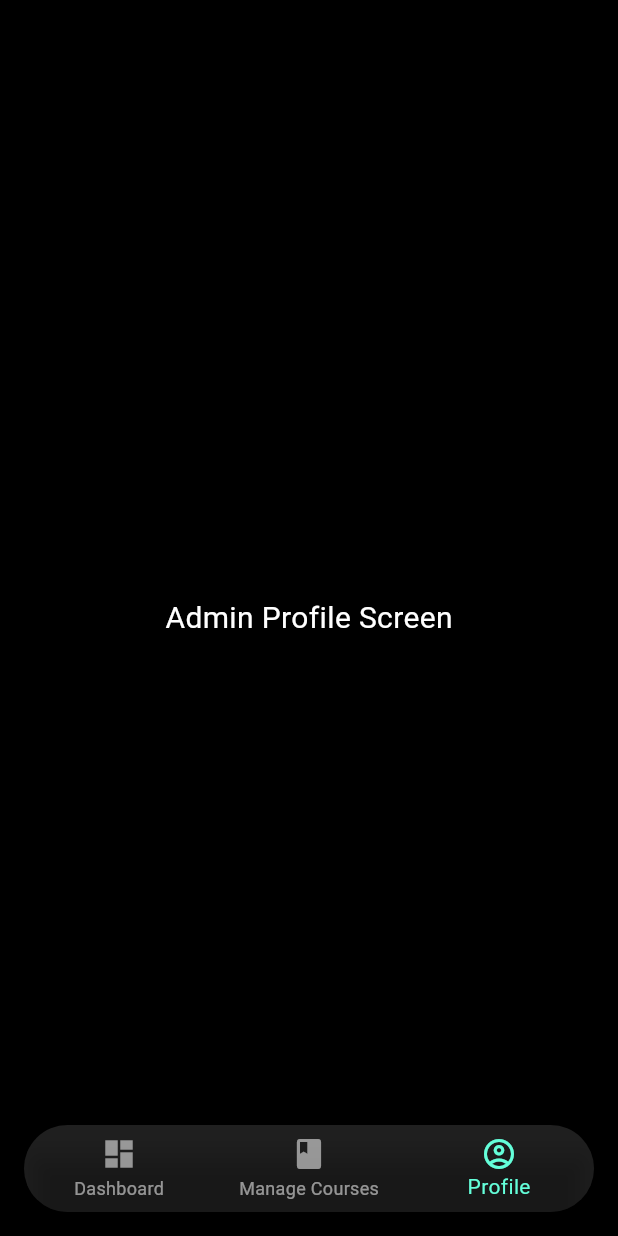
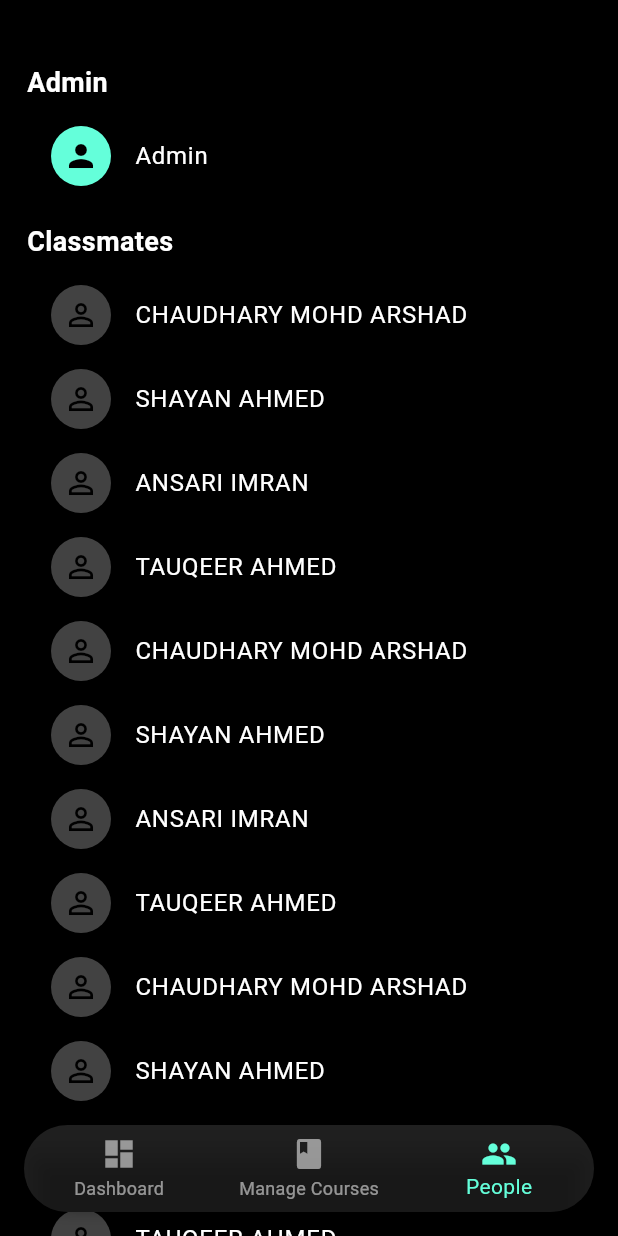
Before and after one commit to Imran-decoder/E-Learning-Platform, a Flutter app: the AdminDashboardScreen screen opened directly, item 3 of the bottom bar chosen, on a phone screen of 412 x 824 dp. Run offline on Flutter 3.47's test engine with Material 3 defaults, Android fonts, the phone set to English and light mode, and no system bars; our stand-ins replace cloud_firestore, firebase_core, flutter_svg, google_fonts, lottie, percent_indicator; accounts and stored records are empty.

Commit message:
web fixed

```diff
--- a/lib/components/explore_course_card.dart
+++ b/lib/components/explore_course_card.dart
@@ -87,10 +87,10 @@ class ExploreCourseCard extends StatelessWidget {
                 child: Text(
                   courseName,
                   style: const TextStyle(
-                    fontSize: 18,
+                    fontSize: 16,
                     fontWeight: FontWeight.w700,
                     color: Colors.black87,
-                    letterSpacing: 1.5,
+                    letterSpacing: 0.1,
                   ),
                   textAlign: TextAlign.center,
                 ),
--- a/lib/screens/Admin/admin_dashboard_screen.dart
+++ b/lib/screens/Admin/admin_dashboard_screen.dart
@@ -1,4 +1,7 @@
+// admin_dashboard_screen.dart
+
 import 'package:flutter/material.dart';
+import 'people_screen.dart';  // Import the PeopleScreen
 
 class AdminDashboardScreen extends StatefulWidget {
   @override
@@ -12,7 +15,7 @@ class _AdminDashboardScreenState extends State<AdminDashboardScreen> {
   final List<Widget> _screens = [
     AdminHomeScreen(),
     ManageCoursesScreen(),
-    AdminProfileScreen(),
+    PeopleScreen(), // Use the imported PeopleScreen here
   ];
 
   void _onItemTapped(int index) {
@@ -50,10 +53,10 @@ class _AdminDashboardScreenState extends State<AdminDashboardScreen> {
           // Tablet layout with AppBar and Drawer
           return Scaffold(
             appBar: AppBar(
-              title: const Text('Admin Dashboard',
-              style:TextStyle(color: Colors.white),
+              title: const Text(
+                'Admin Dashboard',
+                style: TextStyle(color: Colors.white),
               ),
-
               backgroundColor: Colors.grey[850],
             ),
             drawer: Drawer(
@@ -75,7 +78,6 @@ class _AdminDashboardScreenState extends State<AdminDashboardScreen> {
                 Positioned.fill(
                   child: _screens[_selectedIndex],
                 ),
-
                 // Floating BottomNavigationBar
                 Positioned(
                   bottom: 16,
@@ -111,8 +113,8 @@ class _AdminDashboardScreenState extends State<AdminDashboardScreen> {
                             label: 'Manage Courses',
                           ),
                           BottomNavigationBarItem(
-                            icon: Icon(Icons.account_circle_outlined),
-                            label: 'Profile',
+                            icon: Icon(Icons.people),
+                            label: 'People',
                           ),
                         ],
                       ),
@@ -165,7 +167,7 @@ class Sidebar extends StatelessWidget {
         ),
         _buildMenuItem(
           index: 2,
-          icon: Icons.account_circle_outlined,
+          icon: Icons.people,
           label: 'People',
           context: context,
         ),
@@ -230,18 +232,3 @@ class ManageCoursesScreen extends StatelessWidget {
     );
   }
 }
-
-class AdminProfileScreen extends StatelessWidget {
-  @override
-  Widget build(BuildContext context) {
-    return Container(
-      color: Colors.black,
-      child: const Center(
-        child: Text(
-          'Admin Profile Screen',
-          style: TextStyle(fontSize: 20, color: Colors.white),
-        ),
-      ),
-    );
-  }
-}
--- /dev/null
+++ b/lib/screens/Admin/people_screen.dart
@@ -0,0 +1,79 @@
+// people_screen.dart
+
+import 'package:flutter/material.dart';
+
+class PeopleScreen extends StatelessWidget {
+  @override
+  Widget build(BuildContext context) {
+    return Scaffold(
+      backgroundColor: Colors.black,
+      body: SafeArea(  // SafeArea added to prevent UI overlap with status bar
+        top: true,  // Ensure SafeArea takes account of the status bar area
+        child: Padding(
+          padding: const EdgeInsets.only(top: 42.0, left: 18.0, right: 18.0),  // Increased top padding for more space
+          child: Column(
+            crossAxisAlignment: CrossAxisAlignment.start,
+            children: [
+              const Text(
+                "Admin",
+                style: TextStyle(
+                  color: Colors.white,
+                  fontSize: 18,
+                  fontWeight: FontWeight.bold,
+                ),
+              ),
+              const SizedBox(height: 8),
+              _buildPersonTile("Admin", isAdmin: true),
+              const SizedBox(height: 16),
+              const Text(
+                "Classmates",
+                style: TextStyle(
+                  color: Colors.white,
+                  fontSize: 18,
+                  fontWeight: FontWeight.bold,
+                ),
+              ),
+              const SizedBox(height: 8),
+              Expanded(
+                child: ListView.builder(
+                  itemCount: 79, // Number of classmates
+                  itemBuilder: (context, index) {
+                    final classmates = [
+                      "CHAUDHARY MOHD ARSHAD",
+                      "SHAYAN AHMED",
+                      "ANSARI IMRAN",
+                      "TAUQEER AHMED",
+                    ];
+
+                    return _buildPersonTile(
+                      classmates[index % classmates.length],
+                    );
+                  },
+                ),
+              ),
+            ],
+          ),
+        ),
+      ),
+    );
+  }
+
+  Widget _buildPersonTile(String name, {bool isAdmin = false}) {
+    return ListTile(
+      leading: CircleAvatar(
+        backgroundColor: isAdmin ? Colors.tealAccent : Colors.grey[800],
+        child: Icon(
+          isAdmin ? Icons.person : Icons.person_outline,
+          color: Colors.black,
+        ),
+      ),
+      title: Text(
+        name,
+        style: const TextStyle(
+          color: Colors.white,
+          fontSize: 16,
+        ),
+      ),
+    );
+  }
+}
```
Also changed, not shown: 1 other file.
